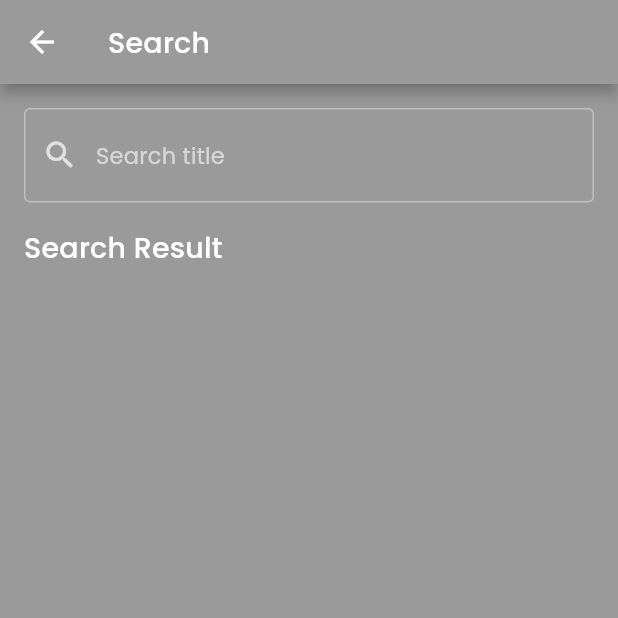
After one commit to kareem96/Flutter-TMDB-Movie-Clean-Architecture, a Flutter app: the SearchPage screen opened by its route, on a phone screen of 412 x 824 dp, the top half of it. The commit adds this screen. Run offline on Flutter 3.47's test engine with Material 2 defaults, Android fonts, the phone set to English and light mode, and no system bars; our stand-ins replace cached_network_image, dartz, equatable, flutter_rating_bar, get_it, google_fonts; network calls fail.

Commit message:
update search movie

```diff
--- a/lib/domain/repositories/movie_respository.dart
+++ b/lib/domain/repositories/movie_respository.dart
@@ -11,4 +11,5 @@ abstract class MovieRepository{
   Future<Either<Failure, MovieDetail>> getDetailMovie(int id);
   Future<Either<Failure, List<Movie>>> getMovieRecommendations(int id);
   Future<Either<Failure, List<Movie>>> getPopularMovies();
+  Future<Either<Failure, List<Movie>>> searchMovies(String query);
 }
--- /dev/null
+++ b/lib/domain/usecase/search_movies.dart
@@ -0,0 +1,16 @@
+
+
+
+import 'package:app_clean_architecture_flutter/common/failure.dart';
+import 'package:app_clean_architecture_flutter/domain/entities/movie.dart';
+import 'package:app_clean_architecture_flutter/domain/repositories/movie_respository.dart';
+import 'package:dartz/dartz.dart';
+
+class SearchMovies{
+  final MovieRepository repository;
+  SearchMovies(this.repository);
+
+  Future<Either<Failure, List<Movie>>> execute(String query){
+    return repository.searchMovies(query);
+  }
+}
--- a/lib/injection.dart
+++ b/lib/injection.dart
@@ -10,8 +10,10 @@ import 'package:app_clean_architecture_flutter/domain/usecase/get_detail_movie.d
 import 'package:app_clean_architecture_flutter/domain/usecase/get_now_playing_movies.dart';
 import 'package:app_clean_architecture_flutter/domain/usecase/get_popular_movies.dart';
 import 'package:app_clean_architecture_flutter/domain/usecase/get_recommended_movie.dart';
+import 'package:app_clean_architecture_flutter/domain/usecase/search_movies.dart';
 import 'package:app_clean_architecture_flutter/presentation/provider/movie_detail_notifier.dart';
 import 'package:app_clean_architecture_flutter/presentation/provider/movie_list_notifier.dart';
+import 'package:app_clean_architecture_flutter/presentation/provider/movie_search_notifier.dart';
 import 'package:app_clean_architecture_flutter/presentation/provider/popular_movies_notifier.dart';
 import 'package:get_it/get_it.dart';
 import 'package:http/http.dart' as http;
@@ -30,6 +32,8 @@ void init(){
     getMovieRecommendations: locator(),
   ));
 
+  locator.registerFactory(() => MovieSearchNotifier(searchMovies: locator()));
+
   locator.registerFactory(() => PopularMoviesNotifier(locator()));
 
 
@@ -38,6 +42,7 @@ void init(){
   locator.registerLazySingleton(() => GetPopularMovies(locator()));
   locator.registerLazySingleton(() => GetMovieDetail(locator()));
   locator.registerLazySingleton(() => GetMovieRecommendations(locator()));
+  locator.registerLazySingleton(() => SearchMovies(locator()));
 
   ///repository
   locator.registerLazySingleton<MovieRepository>(() =>
--- a/lib/presentation/pages/home_page.dart
+++ b/lib/presentation/pages/home_page.dart
@@ -6,6 +6,7 @@ import 'package:app_clean_architecture_flutter/common/state_enum.dart';
 import 'package:app_clean_architecture_flutter/domain/entities/movie.dart';
 import 'package:app_clean_architecture_flutter/presentation/pages/about_page.dart';
 import 'package:app_clean_architecture_flutter/presentation/pages/movie_detail_page.dart';
+import 'package:app_clean_architecture_flutter/presentation/pages/search_page.dart';
 import 'package:app_clean_architecture_flutter/presentation/provider/movie_list_notifier.dart';
 import 'package:cached_network_image/cached_network_image.dart';
 import 'package:flutter/material.dart';
@@ -65,7 +66,9 @@ class _HomePageState extends State<HomePage> {
       appBar: AppBar(title: const Text('Nonton Kuy'),
         actions: [
           IconButton(
-              onPressed: (){},
+              onPressed: (){
+                Navigator.pushNamed(context, SearchPage.routeName);
+              },
               icon: const Icon(Icons.search)),
         ],
       ),
--- /dev/null
+++ b/lib/presentation/pages/search_page.dart
@@ -0,0 +1,68 @@
+
+
+
+import 'package:app_clean_architecture_flutter/common/constant.dart';
+import 'package:app_clean_architecture_flutter/common/state_enum.dart';
+import 'package:app_clean_architecture_flutter/presentation/provider/movie_search_notifier.dart';
+import 'package:app_clean_architecture_flutter/presentation/widgets/card_list.dart';
+import 'package:flutter/material.dart';
+import 'package:provider/provider.dart';
+
+class SearchPage extends StatefulWidget {
+  static const routeName = '/search';
+  const SearchPage({Key? key}) : super(key: key);
+
+  @override
+  _SearchPageState createState() => _SearchPageState();
+}
+
+class _SearchPageState extends State<SearchPage> {
+  @override
+  Widget build(BuildContext context) {
+    return Scaffold(
+      appBar: AppBar(title: const Text('Search'),),
+      body: Padding(
+        padding: const EdgeInsets.all(16),
+        child: Column(
+
+          crossAxisAlignment: CrossAxisAlignment.start,
+          children: [
+            TextField(
+              onSubmitted: (query){
+                Provider.of<MovieSearchNotifier>(context, listen: false).fetchMovieSearch(query);
+              },
+              decoration: const InputDecoration(
+                hintText: 'Search title',
+                prefixIcon: Icon(Icons.search_outlined),
+                border: OutlineInputBorder(),
+              ),
+              textInputAction: TextInputAction.search,
+            ),
+            const SizedBox(height: 16,),
+            Text('Search Result', style: Heading6,),
+            Consumer<MovieSearchNotifier>(
+                builder: (context, data, child){
+                  if(data.state == RequestState.Loading){
+                    return const Center(child: CircularProgressIndicator(),);
+                  }else if(data.state == RequestState.Loaded){
+                    final result = data.searchResult;
+                    return Expanded(
+                      child: ListView.builder(
+                        itemCount: result.length,
+                        itemBuilder: (context, index){
+                          final movie = data.searchResult[index];
+                          return CardList(movie);
+                        },
+                      ),
+                    );
+                  }else{
+                    return Expanded(child: Container());
+                  }
+                }
+            )
+          ],
+        ),
+      ),
+    );
+  }
+}
--- /dev/null
+++ b/lib/presentation/provider/movie_search_notifier.dart
@@ -0,0 +1,40 @@
+
+
+import 'package:app_clean_architecture_flutter/common/state_enum.dart';
+import 'package:app_clean_architecture_flutter/domain/entities/movie.dart';
+import 'package:app_clean_architecture_flutter/domain/usecase/search_movies.dart';
+import 'package:flutter/material.dart';
+
+class MovieSearchNotifier extends ChangeNotifier{
+  final SearchMovies searchMovies;
+  MovieSearchNotifier({required this.searchMovies});
+
+  ///state empty
+  RequestState _state = RequestState.Empty;
+  RequestState get state => _state;
+
+  ///state get list result
+  List<Movie> _searchResult = [];
+  List<Movie> get searchResult => _searchResult;
+
+  String _message = '';
+  String get message => _message;
+
+  Future<void> fetchMovieSearch(String query) async{
+    _state = RequestState.Loading;
+    notifyListeners();
+
+    final result = await searchMovies.execute(query);
+    result.fold(
+            (failure){
+              _message = failure.message;
+              _state = RequestState.Error;
+              notifyListeners();
+            },
+            (data) {
+              _searchResult = data;
+              _state = RequestState.Loaded;
+              notifyListeners();
+            });
+  }
+}
--- a/lib/presentation/widgets/card_list.dart
+++ b/lib/presentation/widgets/card_list.dart
@@ -25,6 +25,7 @@ class CardList extends StatelessWidget {
                   crossAxisAlignment: CrossAxisAlignment.start,
                   children: [
                     Text(movie.title ?? '-', maxLines: 1, overflow: TextOverflow.ellipsis, style: Heading6,),
+                    Text(movie.overview ?? '-', maxLines: 2, overflow: TextOverflow.ellipsis,),
                   ],
                 ),
               ),
```
Also changed, not shown: lib/data/datasources/remote_data_source.dart (+11 -0 lines), lib/data/repositories/movie_repository_impl.dart (+12 -0 lines), lib/main.dart (+7 -0 lines).
